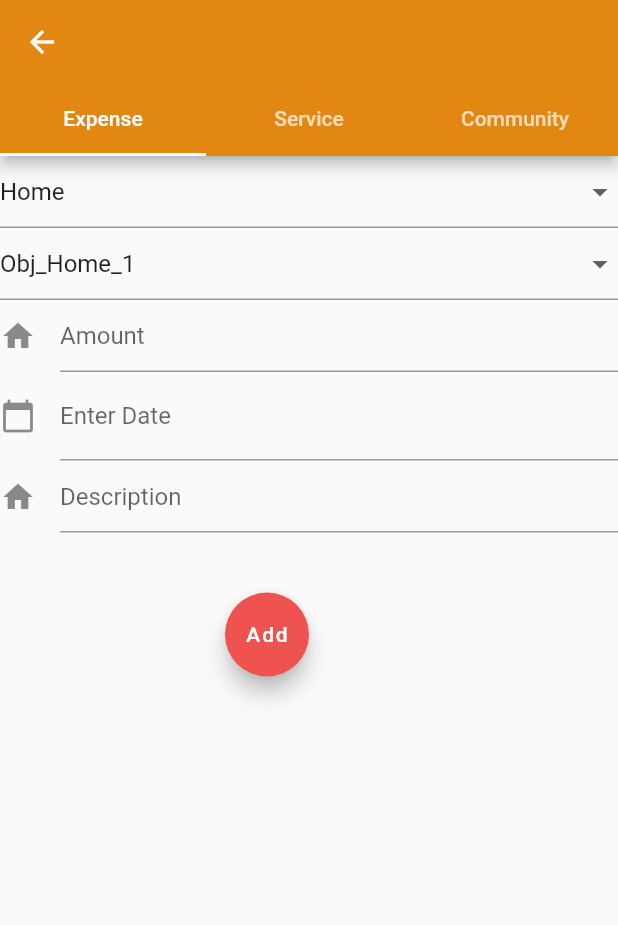
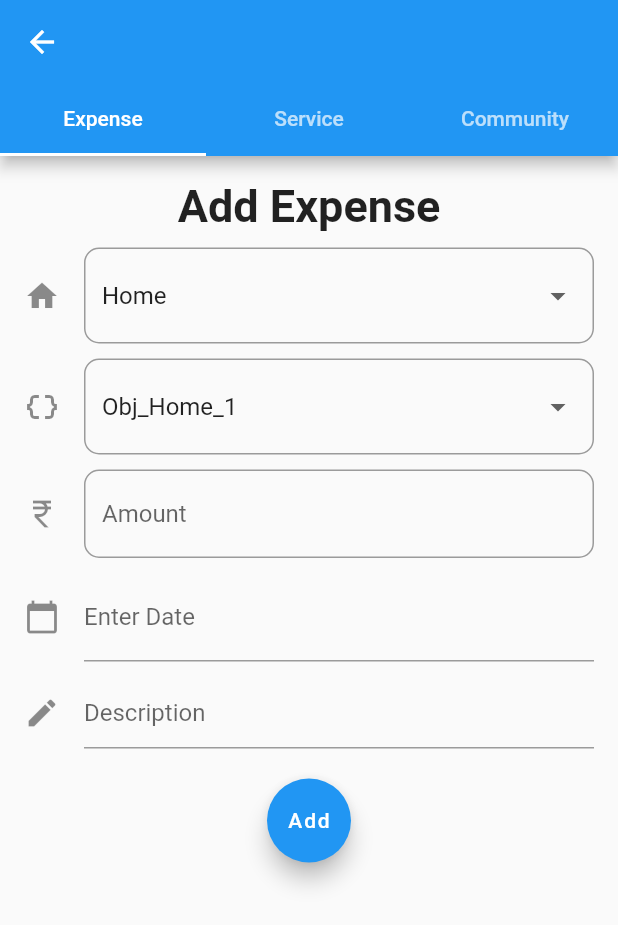
Before and after one commit to Aditya-Y-29/DEP, a Flutter app: the MyHomePage screen opened directly, after a tap on an icon or button, on a phone screen of 412 x 824 dp. Shown: the top 925 px of the screen. Run offline on Flutter 3.47's test engine with Material 2 defaults, Android fonts, the phone set to English and light mode, and no system bars.

Commit message:
made home page connections

```diff
--- a/hello_world/lib/Pages/add_home_page_floating_button.dart
+++ b/hello_world/lib/Pages/add_home_page_floating_button.dart
@@ -5,7 +5,8 @@ import '../screens/add_service.dart';
 
 
 class AddExpenseServiceCommunity extends StatefulWidget {
-  const AddExpenseServiceCommunity({Key? key}) : super(key: key);
+  int selectedPage = 0;
+  AddExpenseServiceCommunity({Key? key, required this.selectedPage}) : super(key: key);
 
   @override
   State<AddExpenseServiceCommunity> createState() => _AddExpenseServiceCommunityData();
@@ -17,6 +18,7 @@ class _AddExpenseServiceCommunityData extends State<AddExpenseServiceCommunity>
   Widget build(BuildContext context) {
     return DefaultTabController(
       length: 3,
+      initialIndex: widget.selectedPage,
       child: Scaffold(
         appBar: AppBar(
           bottom: const TabBar(
@@ -27,7 +29,6 @@ class _AddExpenseServiceCommunityData extends State<AddExpenseServiceCommunity>
             ],
             indicatorColor: Colors.white,
           ),
-          backgroundColor: const Color.fromARGB(255, 225, 135, 18),
         ),
         body: const TabBarView(
           children: [
--- a/hello_world/lib/components/community.dart
+++ b/hello_world/lib/components/community.dart
@@ -78,7 +78,7 @@ class _CommunityState extends State<Community> {
                       print("pressed add expense");
                       Navigator.push(
                         context,
-                        MaterialPageRoute(builder: (context) => const AddExpenseServiceCommunity()),
+                        MaterialPageRoute(builder: (context) => AddExpenseServiceCommunity(selectedPage: 0)),
                       );
                     }
                     else if (value.name == "Add Service")
@@ -86,7 +86,7 @@ class _CommunityState extends State<Community> {
                       print("pressed add service");
                       Navigator.push(
                         context,
-                        MaterialPageRoute(builder: (context) => const AddExpenseServiceCommunity()),
+                        MaterialPageRoute(builder: (context) => AddExpenseServiceCommunity(selectedPage: 1)),
                       );
                     }
                   },
@@ -104,7 +104,7 @@ class _CommunityState extends State<Community> {
                 onPressed: (){
                   Navigator.push(
                     context,
-                    MaterialPageRoute(builder: (context) => const AddExpenseServiceCommunity()),
+                    MaterialPageRoute(builder: (context) => AddExpenseServiceCommunity(selectedPage: 0)),
                   );
                 },
                 child: const  Text(
--- a/hello_world/lib/components/object.dart
+++ b/hello_world/lib/components/object.dart
@@ -79,7 +79,7 @@ class _ObjectState extends State<Object> {
                   onPressed: (){
                     Navigator.push(
                       context,
-                      MaterialPageRoute(builder: (context) => const AddExpenseServiceCommunity()),
+                      MaterialPageRoute(builder: (context) => AddExpenseServiceCommunity(selectedPage: 0)),
                     );
                   },
                   child: const  Text(
--- a/hello_world/lib/screens/add_expense.dart
+++ b/hello_world/lib/screens/add_expense.dart
@@ -35,11 +35,31 @@ class ExpenseData extends State<ExpenseScreen> {
 
     return Form(
       key: _formKey,
-      child: Column(
-        crossAxisAlignment: CrossAxisAlignment.start,
+      child: Container(
+        padding: const EdgeInsets.all(16.0),
+        // child: Center(
+          child: SingleChildScrollView(
+            child:
+            Column(
+              mainAxisAlignment: MainAxisAlignment.start,
               children: <Widget>[
+                const Text(
+                  'Add Expense',
+                  style: TextStyle(
+                    fontSize: 30,
+                    fontWeight: FontWeight.bold,
+                  ),
+                ),
+                SizedBox(height: 10,),
 
                 DropdownButtonFormField<String>(
+                  decoration: const InputDecoration(
+                    icon: Icon(Icons.home),
+                    hintText: 'Community',
+                    border: OutlineInputBorder(
+                      borderRadius: BorderRadius.all(Radius.circular(10.0)),
+                    ),
+                  ),
                   value : communityDropDown,
                   items: providerCommunity.communities.map<DropdownMenuItem<String>>((String chosenValue) {
                     return DropdownMenuItem<String>(
@@ -57,8 +77,16 @@ class ExpenseData extends State<ExpenseScreen> {
                   },
                 ),
 
+                SizedBox(height: 10,),
 
                 DropdownButtonFormField<String>(
+                  decoration: const InputDecoration(
+                    icon: Icon(Icons.data_object),
+                    hintText: 'Object',
+                    border: OutlineInputBorder(
+                      borderRadius: BorderRadius.all(Radius.circular(10.0)),
+                    ),
+                  ),
                   value : objectDropDown,
                   items: providerCommunity.communityObjectMap[communityDropDown]?.map<DropdownMenuItem<String>>((String chosenValue) {
                     return DropdownMenuItem<String>(
@@ -75,15 +103,21 @@ class ExpenseData extends State<ExpenseScreen> {
                 ),
 
 
-
+                SizedBox(height: 10,),
 
                 TextFormField(
                   decoration: const InputDecoration(
-              icon: Icon(Icons.home),
+                    icon: Icon(Icons.currency_rupee_outlined),
                     hintText: 'Amount',
+                    border: OutlineInputBorder(
+                      borderRadius: BorderRadius.all(Radius.circular(10.0)),
+                    ),
                   ),
                   keyboardType: TextInputType.number,
                 ),
+
+                SizedBox(height: 10,),
+
                 TextField(
                     controller: dateController, //editing controller of this TextField
                     decoration: const InputDecoration(
@@ -114,21 +148,30 @@ class ExpenseData extends State<ExpenseScreen> {
                     }
 
                 ),
+
+
+                SizedBox(height: 10,),
+
+
                 TextFormField(
+                  keyboardType: TextInputType.multiline,
+                  maxLines: null,
                   decoration: const InputDecoration(
-              icon: Icon(Icons.home),
+                    icon: Icon(Icons.edit),
                     hintText: 'Description',
                   ),
                 ),
                 Container(
-              padding: const EdgeInsets.only(left: 150.0, top: 40.0),
-              child: FloatingActionButton(
+                  margin: const EdgeInsets.only(top: 20.0),
+                    child: const FloatingActionButton(
                       onPressed: null,
-                backgroundColor: Colors.red[400],
-                child: const Text('Add'),
+                      child: Text('Add'),
                     )),
               ],
             ),
+          // )
+        )
+      )
     );
   }
 }
```
Also changed, not shown: hello_world/lib/Pages/home_page.dart (+25 -3 lines), hello_world/lib/screens/add_community.dart (+24 -6 lines), hello_world/lib/screens/add_service.dart (+50 -19 lines), hello_world/lib/screens/home.dart (deleted, +0 -83 lines). Lines whose indentation alone changed are shown as unchanged.
